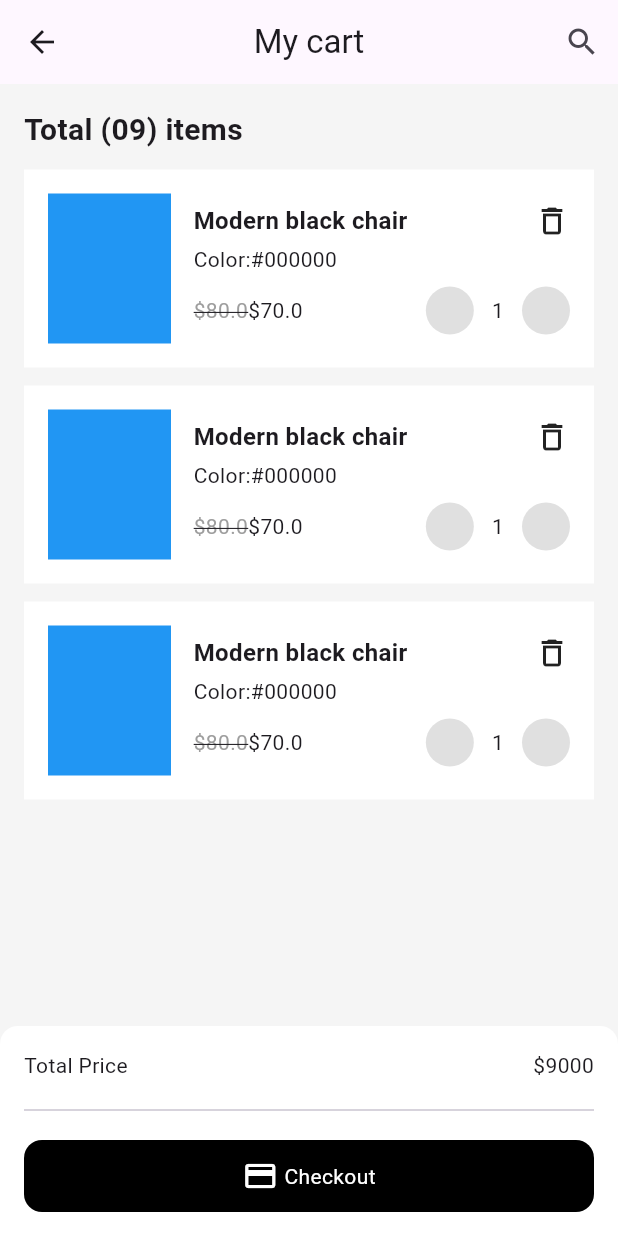
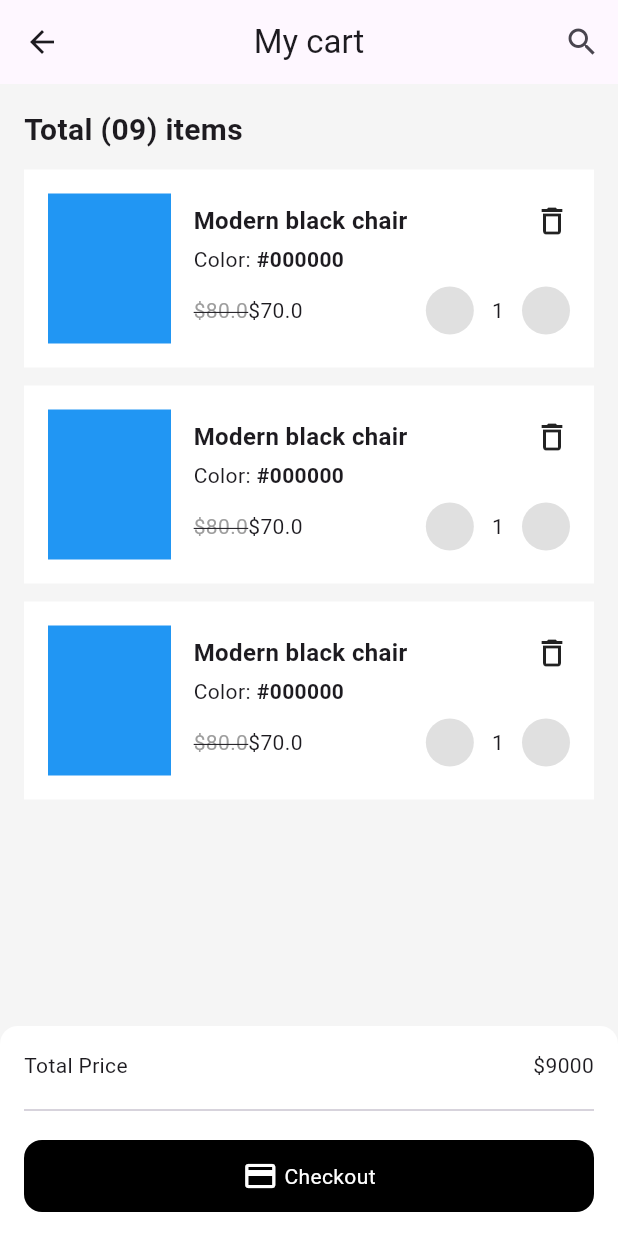
Before and after one commit to JAICHANGPARK/flutter_notebook_chapter_49, a Flutter app: the FurnitureCartPage screen opened directly, on a phone screen of 412 x 824 dp. Run offline on Flutter 3.47's test engine with Material 3 defaults, Android fonts, the phone set to English and light mode, and no system bars; our stand-ins replace dots_indicator, gap, google_fonts.

Commit message:
Update furniture_cart_page.dart

```diff
--- a/lib/ep2460_furniture_app/ui/furniture_cart_page.dart
+++ b/lib/ep2460_furniture_app/ui/furniture_cart_page.dart
@@ -58,17 +58,25 @@ class _FurnitureCartPageState extends State<FurnitureCartPage> {
                                       children: [
                                         Text(
                                           "Modern black chair",
-                                          style: TextStyle(fontWeight: .bold,
-                                          fontSize: 16),
+                                          style: TextStyle(
+                                            fontWeight: .bold,
+                                            fontSize: 16,
+                                          ),
                                         ),
                                         Icon(Icons.delete_outline),
                                       ],
                                     ),
                                     Gap(4),
                                     Row(
+                                      spacing: 4,
                                       children: [
                                         Text("Color:"),
-                                        Text("#000000"),
+                                        Text(
+                                          "#000000",
+                                          style: TextStyle(
+                                            fontWeight: FontWeight.bold,
+                                          ),
+                                        ),
                                       ],
                                     ),
                                     Gap(8),
```
